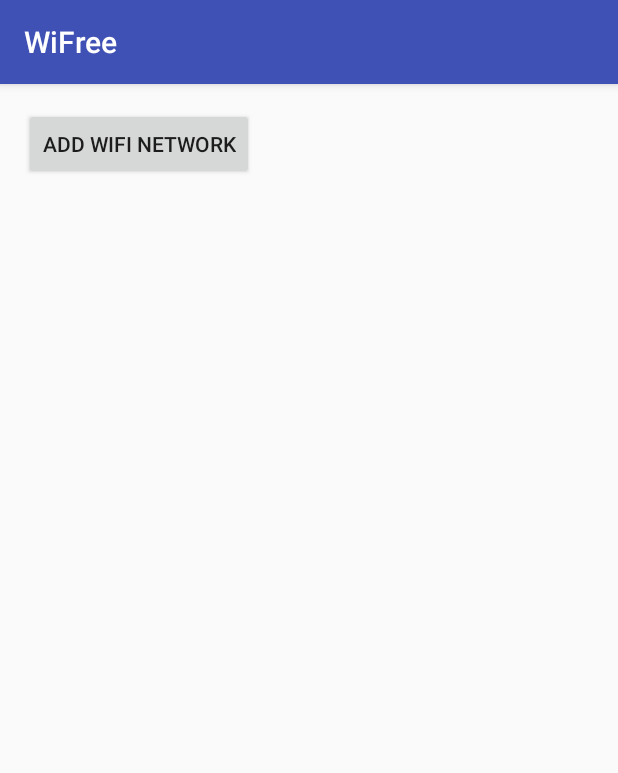
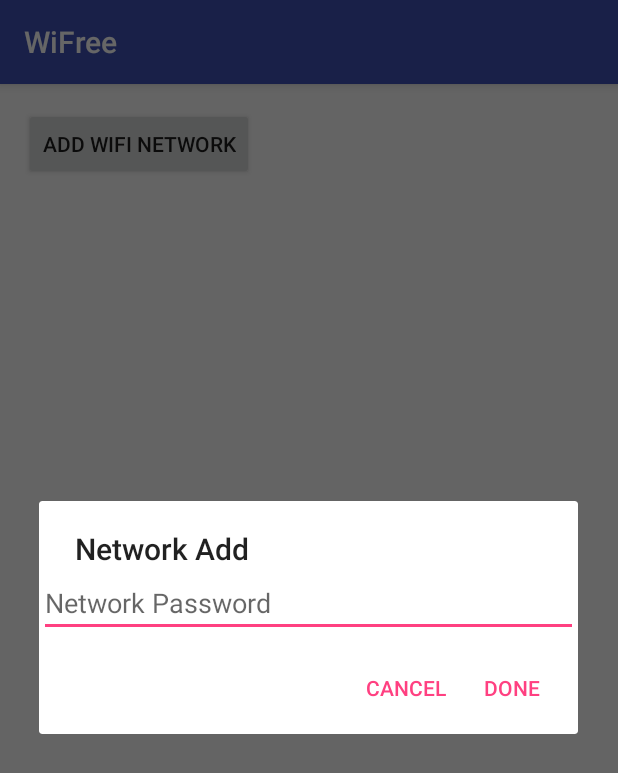
Before and after one commit to csivilo/WiFree, an Android app: the screen it shows after launch (MainActivity), after a tap on "ADD WIFI NETWORK", on a phone screen of 412 x 824 dp. Shown: the top 773 px of the screen. Run offline under Robolectric (Android 15) with nearby library versions, the phone set to English and light mode, and no system bars.

Commit message:
Early Network Add

```diff
--- a/WiFreeApp/app/src/main/java/aitmobile/wifree/MainActivity.java
+++ b/WiFreeApp/app/src/main/java/aitmobile/wifree/MainActivity.java
@@ -1,7 +1,6 @@
 package aitmobile.wifree;
 
 import android.content.Context;
-import android.net.wifi.WifiConfiguration;
 import android.net.wifi.WifiInfo;
 import android.net.wifi.WifiManager;
 import android.support.design.widget.Snackbar;
@@ -12,11 +11,14 @@ import android.widget.Button;
 import android.widget.LinearLayout;
 import android.widget.Toast;
 
-import java.util.List;
+import aitmobile.wifree.data.Netw;
+import aitmobile.wifree.fragments.MessageFragment;
 
-import aitmobile.wifree.data.netw;
 
 public class MainActivity extends AppCompatActivity {
+
+
+    public static final String KEY_MSG = "KEY_MSG";
 
     private Button btnAdd;
     private LinearLayout linLayout;
@@ -32,29 +34,46 @@ public class MainActivity extends AppCompatActivity {
         btnAdd.setOnClickListener(new View.OnClickListener() {
             @Override
             public void onClick(View view) {
-                addNetwork();
+                addNetworkFragment();
             }
         });
     }
 
-    public void addNetwork(){
 
+    private void addNetworkFragment() {
+        MessageFragment messageFragment = new MessageFragment();
+        messageFragment.setCancelable(false);
+
+        Bundle bundle = new Bundle();
+        bundle.putString(KEY_MSG,getString(R.string.netw_add));
+        messageFragment.setArguments(bundle);
+
+        messageFragment.show(getSupportFragmentManager(),
+                "MessageFragment");
+
+    }
+
+    public void addCurrNetwork(String passwd){
+        String SSID;
         WifiManager wifiMan;
+        Netw ourNet;
+
         wifiMan = (WifiManager) getSystemService(Context.WIFI_SERVICE);
 
         WifiInfo wifiInfo = wifiMan.getConnectionInfo();
+        SSID = wifiInfo.getSSID();
+        ourNet = new Netw(SSID,passwd);
 
-        showToastMessage(wifiInfo.getSSID());
-
-
+        showToastMessage(ourNet.toString());
     }
 
     private void showToastMessage(String message) {
-        Toast.makeText(this, message, Toast.LENGTH_LONG).show();
+        Toast.makeText(this, message, Toast.LENGTH_SHORT).show();
     }
 
     public void showSimpleSnackbarMessage(String message) {
 
         Snackbar.make(linLayout, message, Snackbar.LENGTH_LONG).show();
     }
+
 }
--- /dev/null
+++ b/WiFreeApp/app/src/main/java/aitmobile/wifree/fragments/MessageFragment.java
@@ -0,0 +1,62 @@
+package aitmobile.wifree.fragments;
+
+import android.app.Dialog;
+import android.content.Context;
+import android.content.DialogInterface;
+import android.os.Bundle;
+import android.support.annotation.NonNull;
+import android.support.v4.app.DialogFragment;
+import android.support.v7.app.AlertDialog;
+import android.view.LayoutInflater;
+import android.view.View;
+import android.widget.EditText;
+
+import aitmobile.wifree.MainActivity;
+import aitmobile.wifree.R;
+
+
+public class MessageFragment extends DialogFragment {
+
+    private String nPass;
+
+
+
+    @NonNull
+    @Override
+    public Dialog onCreateDialog(Bundle savedInstanceState) {
+        String message = getArguments().getString(MainActivity.KEY_MSG);
+
+        AlertDialog.Builder alertDialogBuilder = new AlertDialog.Builder(
+                getActivity());
+
+        LayoutInflater inflater = LayoutInflater.from(getContext());
+        View dialogLayout = inflater.inflate(R.layout.layout_dialog,null);
+        final EditText etName = (EditText) dialogLayout.findViewById(R.id.etName);
+        alertDialogBuilder.setView(dialogLayout);
+
+
+        alertDialogBuilder.setTitle(R.string.net_title);
+        //alertDialogBuilder.setMessage(message);
+        alertDialogBuilder.setPositiveButton(R.string.done, new DialogInterface.OnClickListener() {
+            @Override
+            public void onClick(DialogInterface dialogInterface, int i) {
+                dialogInterface.dismiss();
+                if(!(etName.getText().toString().compareTo("") == 0 )) {
+                    ((MainActivity) getActivity()).addCurrNetwork(etName.getText().toString());
+                }
+
+            }
+        });
+        alertDialogBuilder.setNegativeButton(R.string.cancel, new DialogInterface.OnClickListener() {
+            @Override
+            public void onClick(DialogInterface dialogInterface, int i) {
+                dialogInterface.dismiss();
+
+            }
+        });
+
+        return alertDialogBuilder.create();
+
+    }
+
+}
--- /dev/null
+++ b/WiFreeApp/app/src/main/res/layout/layout_dialog.xml
@@ -0,0 +1,13 @@
+<?xml version="1.0" encoding="utf-8"?>
+<LinearLayout xmlns:android="http://schemas.android.com/apk/res/android"
+    android:orientation="vertical" android:layout_width="match_parent"
+    android:layout_height="match_parent">
+
+    <EditText
+        android:id="@+id/etName"
+        android:layout_width="match_parent"
+        android:layout_height="wrap_content"
+        android:hint="@string/netpass"/>
+
+
+</LinearLayout>
--- a/WiFreeApp/app/src/main/res/values/strings.xml
+++ b/WiFreeApp/app/src/main/res/values/strings.xml
@@ -1,3 +1,10 @@
 <resources>
     <string name="app_name">WiFree</string>
+    <string name="cancel">Cancel</string>
+    <string name="done">Done</string>
+    <string name="netpass">Network Password</string>
+    <string name="netw_add">Add a new network</string>
+    <string name="net_title">Network Add</string>
+    <string name="netw_added_suc">New network added</string>
+    <string name="no_net_addd">Network not added</string>
 </resources>
```
Also changed, not shown: WiFreeApp/app/src/main/java/aitmobile/wifree/data/netw.java (+6 -2 lines).
